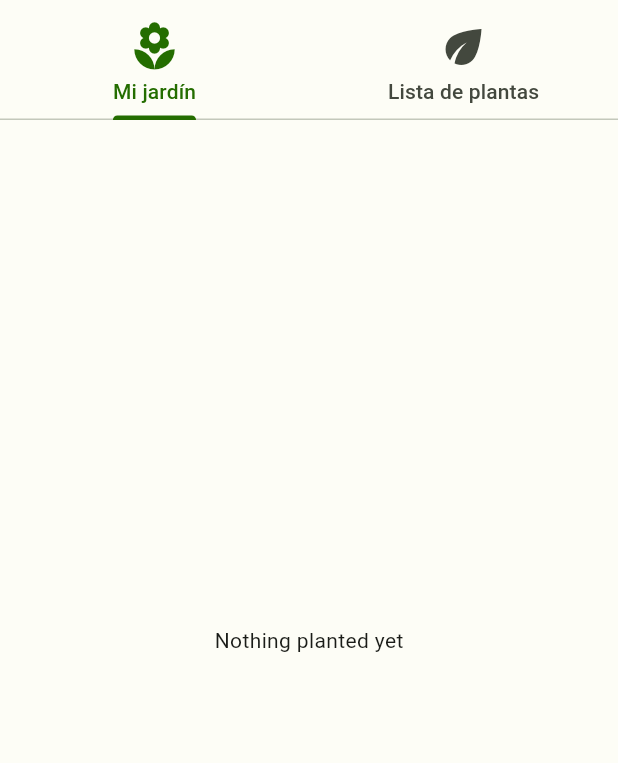
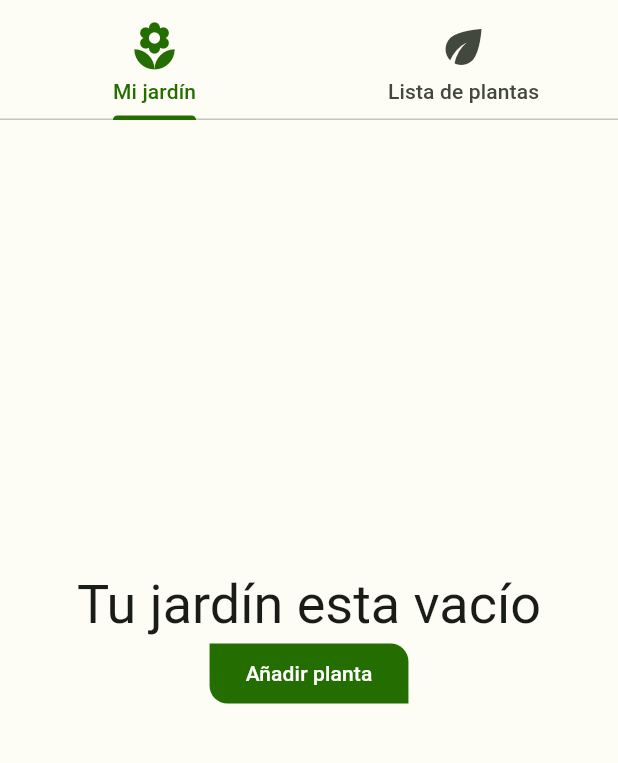
Before and after one commit to davidtruji/sunflower-flutter, a Flutter app: the screen it shows after launch, on a phone screen of 412 x 824 dp, the part 75-838 px from its top. Run offline on Flutter 3.47's test engine with Material 2 defaults, Android fonts, the phone set to English and light mode, and no system bars; our stand-ins replace sqflite_common_ffi; missing offline and left inert: responsive_grid_list; accounts and stored records are empty.

Commit message:
Add empty garden section in my_garden_screen.dart

```diff
--- a/lib/main.dart
+++ b/lib/main.dart
@@ -5,29 +5,32 @@ import 'package:sunflower_flutter/color_schemes.dart';
 
 void main() {
   WidgetsFlutterBinding.ensureInitialized();
-  runApp(const TabBarApp());
+  runApp(const MyApp());
 }
 
-class TabBarApp extends StatelessWidget {
-  const TabBarApp({super.key});
+class MyApp extends StatelessWidget {
+  const MyApp({super.key});
 
   @override
   Widget build(BuildContext context) {
     return MaterialApp(
       themeMode: ThemeMode.system,
-      home: const TabBarExample(),
+      home: TabScreen(0),
       theme: ThemeData(useMaterial3: true, colorScheme: lightColorScheme),
       darkTheme: ThemeData(useMaterial3: true, colorScheme: darkColorScheme),
     );
   }
 }
 
-class TabBarExample extends StatelessWidget {
-  const TabBarExample({super.key});
+// ignore: must_be_immutable
+class TabScreen extends StatelessWidget {
+  int selectedPage;
+  TabScreen(this.selectedPage, {super.key});
 
   @override
   Widget build(BuildContext context) {
     return DefaultTabController(
+      initialIndex: selectedPage,
       length: 2,
       child: Scaffold(
         appBar: AppBar(
--- a/lib/my_garden_screen.dart
+++ b/lib/my_garden_screen.dart
@@ -1,7 +1,9 @@
 import 'package:flutter/material.dart';
 import 'package:sunflower_flutter/garden_list_item.dart';
 import 'package:responsive_grid_list/responsive_grid_list.dart';
+import 'package:sunflower_flutter/main.dart';
 import 'package:sunflower_flutter/plant_garden_planting.dart';
+import 'package:sunflower_flutter/shape.dart';
 
 import 'db_helper.dart';
 
@@ -30,7 +32,7 @@ class GardenListState extends State<MyGardenScreen> {
           } else if (snapshot.hasError) {
             return Center(child: Text('Error: ${snapshot.error}'));
           } else if (!snapshot.hasData || snapshot.data!.isEmpty) {
-            return const Center(child: Text('Nothing planted yet'));
+            return Center(child: nothingPlanted(context));
           } else {
             final plantGardenPlanting = snapshot.data;
             List<GardenListItem> gardenPlantings = [];
@@ -50,4 +52,21 @@ class GardenListState extends State<MyGardenScreen> {
           }
         });
   }
+
+  Widget nothingPlanted(BuildContext context) {
+    return Column(mainAxisSize: MainAxisSize.min, children: [
+      Text(
+        "Tu jardín esta vacío",
+        style: Theme.of(context).textTheme.displaySmall,
+      ),
+      FilledButton(
+        style: ButtonStyle(shape: Shape.filledButtonShape),
+        onPressed: () {
+          Navigator.pushReplacement(
+              context, MaterialPageRoute(builder: (context) => TabScreen(1)));
+        },
+        child: const Text("Añadir planta"),
+      )
+    ]);
+  }
 }
--- a/lib/shape.dart
+++ b/lib/shape.dart
@@ -1,7 +1,10 @@
 import 'package:flutter/material.dart';
 
 final class Shape {
-  static ShapeBorder sunflowerShape = const RoundedRectangleBorder(
+  static RoundedRectangleBorder sunflowerShape = const RoundedRectangleBorder(
       borderRadius: BorderRadius.only(
           topRight: Radius.circular(12), bottomLeft: Radius.circular(12)));
+
+  static MaterialStateProperty<RoundedRectangleBorder> filledButtonShape =
+      MaterialStateProperty.all<RoundedRectangleBorder>(sunflowerShape);
 }
```
